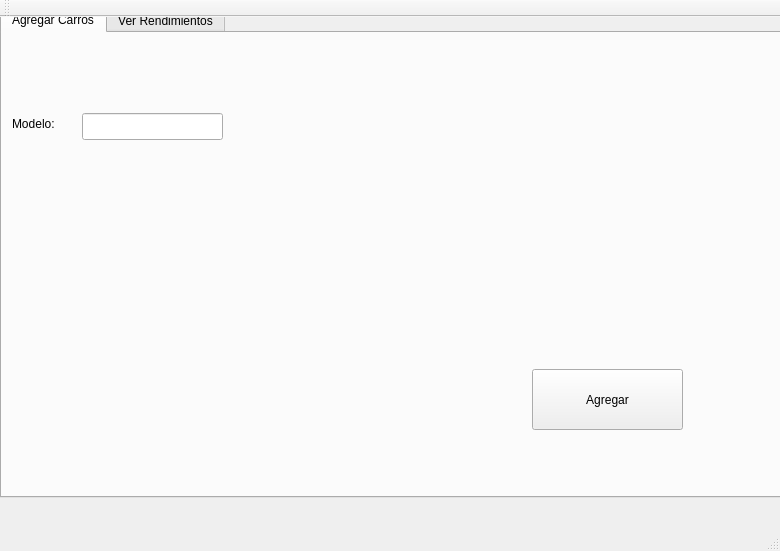
Before: the Qt Designer form RendimientoCarro/mainwindow.ui in pejuan/11411073-proyecto-02, drawn with Qt 5.
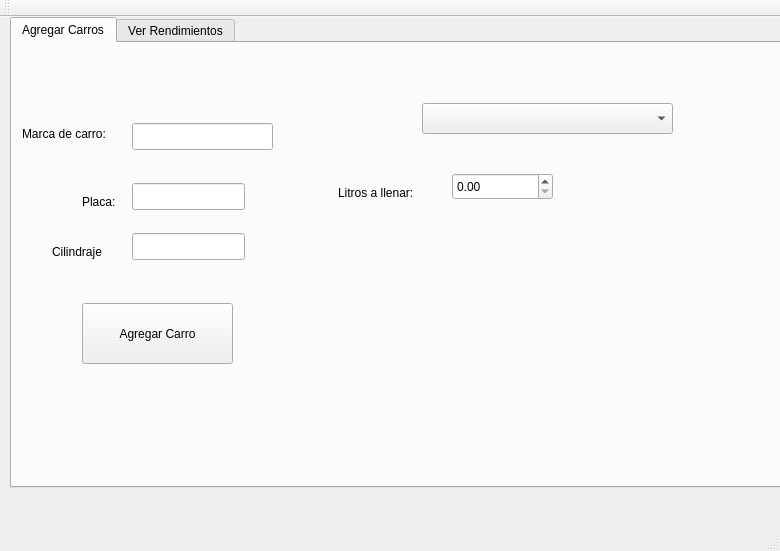
After: the same form once the commit is applied.

Commit message: Agregando campos al GUI

Diff of the .ui file:
```diff
--- a/RendimientoCarro/mainwindow.ui
+++ b/RendimientoCarro/mainwindow.ui
@@ -17,10 +17,10 @@
    <widget class="QTabWidget" name="tab_1">
     <property name="geometry">
      <rect>
-      <x>0</x>
-      <y>-10</y>
-      <width>781</width>
-      <height>491</height>
+      <x>10</x>
+      <y>0</y>
+      <width>771</width>
+      <height>471</height>
      </rect>
     </property>
     <property name="currentIndex">
@@ -33,20 +33,20 @@
      <widget class="QPushButton" name="pushButton">
       <property name="geometry">
        <rect>
-        <x>530</x>
-        <y>336</y>
+        <x>70</x>
+        <y>260</y>
         <width>151</width>
         <height>61</height>
        </rect>
       </property>
       <property name="text">
-       <string>Agregar</string>
+       <string>Agregar Carro</string>
       </property>
      </widget>
      <widget class="QLineEdit" name="lineEdit">
       <property name="geometry">
        <rect>
-        <x>80</x>
+        <x>120</x>
         <y>80</y>
         <width>141</width>
         <height>27</height>
@@ -58,12 +58,91 @@
        <rect>
         <x>10</x>
         <y>80</y>
-        <width>67</width>
+        <width>111</width>
         <height>21</height>
        </rect>
       </property>
       <property name="text">
-       <string>Modelo:</string>
+       <string>Marca de carro:</string>
+      </property>
+     </widget>
+     <widget class="QLabel" name="label_2">
+      <property name="geometry">
+       <rect>
+        <x>70</x>
+        <y>150</y>
+        <width>41</width>
+        <height>17</height>
+       </rect>
+      </property>
+      <property name="text">
+       <string>Placa:</string>
+      </property>
+     </widget>
+     <widget class="QLineEdit" name="lineEdit_2">
+      <property name="geometry">
+       <rect>
+        <x>120</x>
+        <y>140</y>
+        <width>113</width>
+        <height>27</height>
+       </rect>
+      </property>
+     </widget>
+     <widget class="QLineEdit" name="lineEdit_3">
+      <property name="geometry">
+       <rect>
+        <x>120</x>
+        <y>190</y>
+        <width>113</width>
+        <height>27</height>
+       </rect>
+      </property>
+     </widget>
+     <widget class="QLabel" name="label_3">
+      <property name="geometry">
+       <rect>
+        <x>40</x>
+        <y>200</y>
+        <width>67</width>
+        <height>17</height>
+       </rect>
+      </property>
+      <property name="text">
+       <string>Cilindraje</string>
+      </property>
+     </widget>
+     <widget class="QComboBox" name="cb_carrosSinLlenar">
+      <property name="geometry">
+       <rect>
+        <x>410</x>
+        <y>60</y>
+        <width>251</width>
+        <height>31</height>
+       </rect>
+      </property>
+     </widget>
+     <widget class="QDoubleSpinBox" name="doubleSpinBox">
+      <property name="geometry">
+       <rect>
+        <x>440</x>
+        <y>130</y>
+        <width>101</width>
+        <height>27</height>
+       </rect>
+      </property>
+     </widget>
+     <widget class="QLabel" name="label_4">
+      <property name="geometry">
+       <rect>
+        <x>326</x>
+        <y>140</y>
+        <width>111</width>
+        <height>20</height>
+       </rect>
+      </property>
+      <property name="text">
+       <string>Litros a llenar:</string>
       </property>
      </widget>
     </widget>
```
The commit also changes 7 other files.
